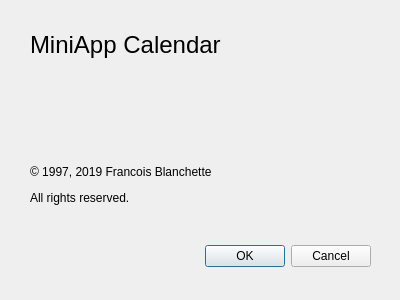
Before: the Qt Designer form src/dlgabout.ui in cfrankb/MiniAppCalendar, drawn with Qt 5.
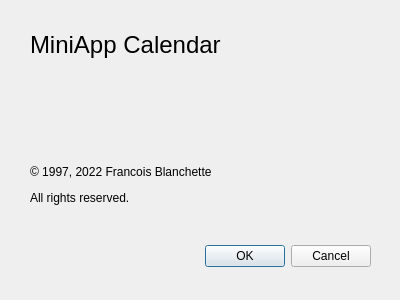
After: the same form once the commit is applied. Icons and pictures are not drawn.

Diff of the .ui file:
```diff
--- a/src/dlgabout.ui
+++ b/src/dlgabout.ui
@@ -64,7 +64,7 @@
     </rect>
    </property>
    <property name="text">
-    <string>&lt;html&gt;&lt;head/&gt;&lt;body&gt;&lt;p&gt;© 1997, 2019 Francois Blanchette&lt;/p&gt;&lt;p&gt;All rights reserved.&lt;/p&gt;&lt;/body&gt;&lt;/html&gt;</string>
+    <string>&lt;html&gt;&lt;head/&gt;&lt;body&gt;&lt;p&gt;© 1997, 2022 Francois Blanchette&lt;/p&gt;&lt;p&gt;All rights reserved.&lt;/p&gt;&lt;/body&gt;&lt;/html&gt;</string>
    </property>
   </widget>
   <widget class="QLabel" name="label_3">
```
